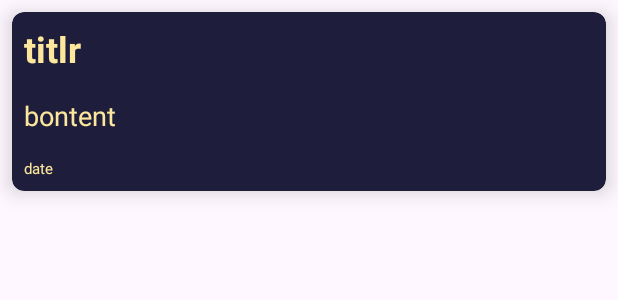
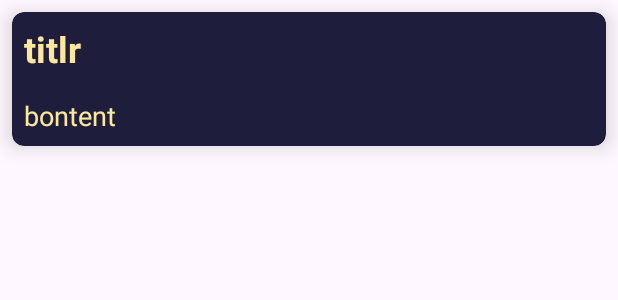
Before and after one commit to Ferdinand134/dream-journal, an Android app: the layout log_list.xml on its own in the app's theme, with its tools: preview values and no code run, on a phone screen of 412 x 824 dp. Shown: the top 300 px of the screen. Run offline under Robolectric (Android 15) with nearby library versions, the phone set to English and light mode, and no system bars.

Commit message:
Update log_list.xml
bye dates!!!

```diff
--- a/app/src/main/res/layout/log_list.xml
+++ b/app/src/main/res/layout/log_list.xml
@@ -40,7 +40,7 @@
             android:padding="8dp"
             android:layout_width="match_parent"
             android:layout_height="wrap_content"/>
-        <TextView
+        <!--TextView
             android:id="@+id/log_date"
             android:text="date"
             android:textSize="10sp"
@@ -49,7 +49,7 @@
             android:textStyle="normal"
             android:padding="8dp"
             android:layout_width="match_parent"
-            android:layout_height="wrap_content"/>
+            android:layout_height="wrap_content"/-->
     </LinearLayout>
 
 </androidx.cardview.widget.CardView>
```
